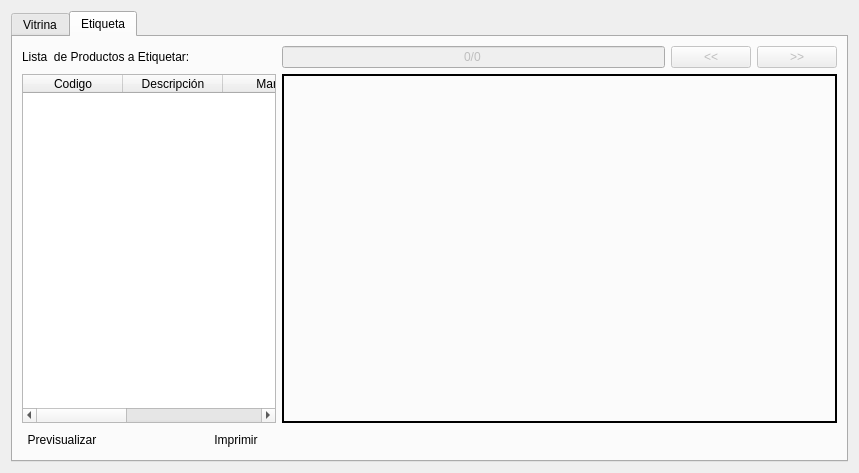
The window that vitrina/ui_tienda.ui (rodety/Jireh) describes before a commit, drawn with Qt 5.
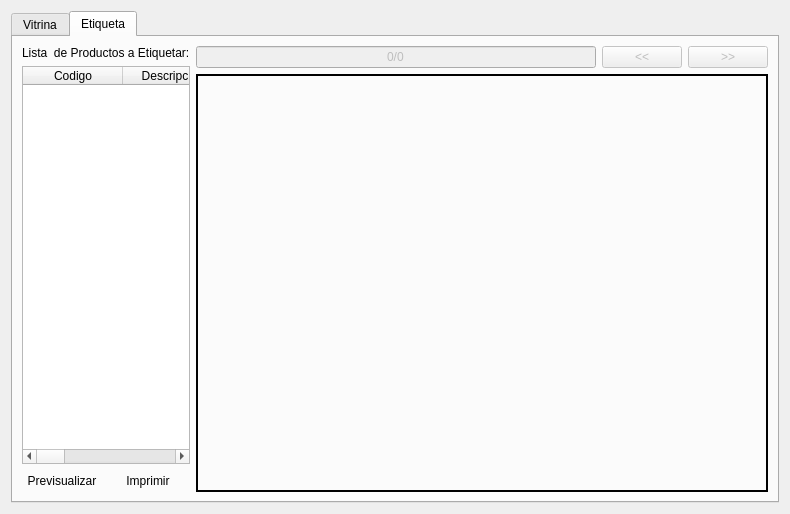
The same window after the commit. The open tabs and pages were chosen to show the change. Icons and pictures are not drawn.

What changed in the file:
```diff
--- a/vitrina/ui_tienda.ui
+++ b/vitrina/ui_tienda.ui
@@ -6,15 +6,15 @@
    <rect>
     <x>0</x>
     <y>0</y>
-    <width>859</width>
-    <height>473</height>
+    <width>790</width>
+    <height>514</height>
    </rect>
   </property>
   <property name="windowTitle">
    <string>Form</string>
   </property>
   <layout class="QGridLayout" name="gridLayout_2">
-   <item row="0" column="0">
+   <item row="1" column="0">
     <widget class="QTabWidget" name="tabWidget">
      <property name="currentIndex">
       <number>1</number>
@@ -415,10 +415,10 @@
       <attribute name="title">
        <string>Etiqueta</string>
       </attribute>
-      <layout class="QGridLayout" name="gridLayout_6">
-       <item row="0" column="0">
-        <layout class="QGridLayout" name="gridLayout_5">
-         <item row="0" column="0">
+      <layout class="QGridLayout" name="gridLayout_7">
+       <item row="0" column="0" rowspan="2">
+        <layout class="QGridLayout" name="gridLayout_6">
+         <item row="0" column="0" colspan="2">
           <widget class="QLabel" name="label_8">
            <property name="sizePolicy">
             <sizepolicy hsizetype="Fixed" vsizetype="Preferred">
@@ -431,45 +431,6 @@
            </property>
           </widget>
          </item>
-         <item row="0" column="2">
-          <widget class="QLineEdit" name="lineEdit_pag">
-           <property name="enabled">
-            <bool>false</bool>
-           </property>
-           <property name="text">
-            <string>0/0</string>
-           </property>
-           <property name="echoMode">
-            <enum>QLineEdit::Normal</enum>
-           </property>
-           <property name="alignment">
-            <set>Qt::AlignCenter</set>
-           </property>
-           <property name="readOnly">
-            <bool>true</bool>
-           </property>
-          </widget>
-         </item>
-         <item row="0" column="3">
-          <widget class="QPushButton" name="pushButton_anterior">
-           <property name="enabled">
-            <bool>false</bool>
-           </property>
-           <property name="text">
-            <string>&lt;&lt;</string>
-           </property>
-          </widget>
-         </item>
-         <item row="0" column="4">
-          <widget class="QPushButton" name="pushButton_siguiente">
-           <property name="enabled">
-            <bool>false</bool>
-           </property>
-           <property name="text">
-            <string>&gt;&gt;</string>
-           </property>
-          </widget>
-         </item>
          <item row="1" column="0" colspan="2">
           <widget class="QTableWidget" name="tableView_etiquetas">
            <property name="minimumSize">
@@ -560,18 +521,57 @@
            </property>
           </widget>
          </item>
-         <item row="1" column="2" colspan="3">
-          <widget class="QLabel" name="draw_label">
-           <property name="frameShape">
-            <enum>QFrame::WinPanel</enum>
-           </property>
-           <property name="text">
-            <string/>
-           </property>
-          </widget>
-         </item>
         </layout>
        </item>
+       <item row="0" column="1">
+        <widget class="QLineEdit" name="lineEdit_pag">
+         <property name="enabled">
+          <bool>false</bool>
+         </property>
+         <property name="text">
+          <string>0/0</string>
+         </property>
+         <property name="echoMode">
+          <enum>QLineEdit::Normal</enum>
+         </property>
+         <property name="alignment">
+          <set>Qt::AlignCenter</set>
+         </property>
+         <property name="readOnly">
+          <bool>true</bool>
+         </property>
+        </widget>
+       </item>
+       <item row="0" column="2">
+        <widget class="QPushButton" name="pushButton_anterior">
+         <property name="enabled">
+          <bool>false</bool>
+         </property>
+         <property name="text">
+          <string>&lt;&lt;</string>
+         </property>
+        </widget>
+       </item>
+       <item row="0" column="3">
+        <widget class="QPushButton" name="pushButton_siguiente">
+         <property name="enabled">
+          <bool>false</bool>
+         </property>
+         <property name="text">
+          <string>&gt;&gt;</string>
+         </property>
+        </widget>
+       </item>
+       <item row="1" column="1" colspan="3">
+        <widget class="QLabel" name="draw_label">
+         <property name="frameShape">
+          <enum>QFrame::WinPanel</enum>
+         </property>
+         <property name="text">
+          <string/>
+         </property>
+        </widget>
+       </item>
       </layout>
      </widget>
     </widget>
```
Left out of the diff: 2 changed lines with no effect on the pictures.
